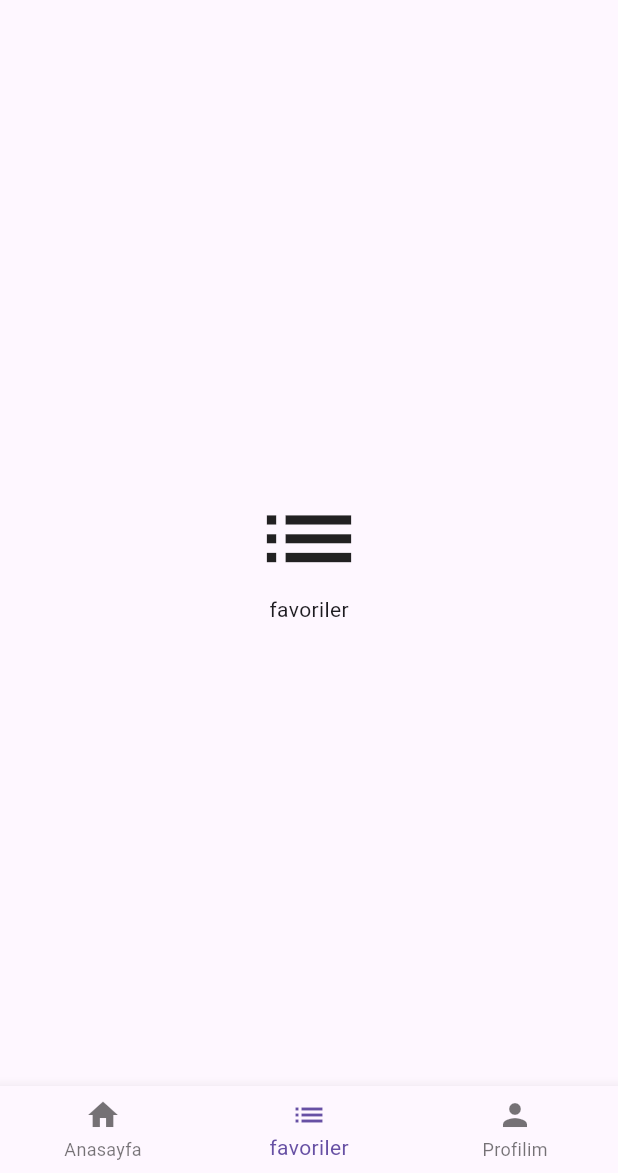
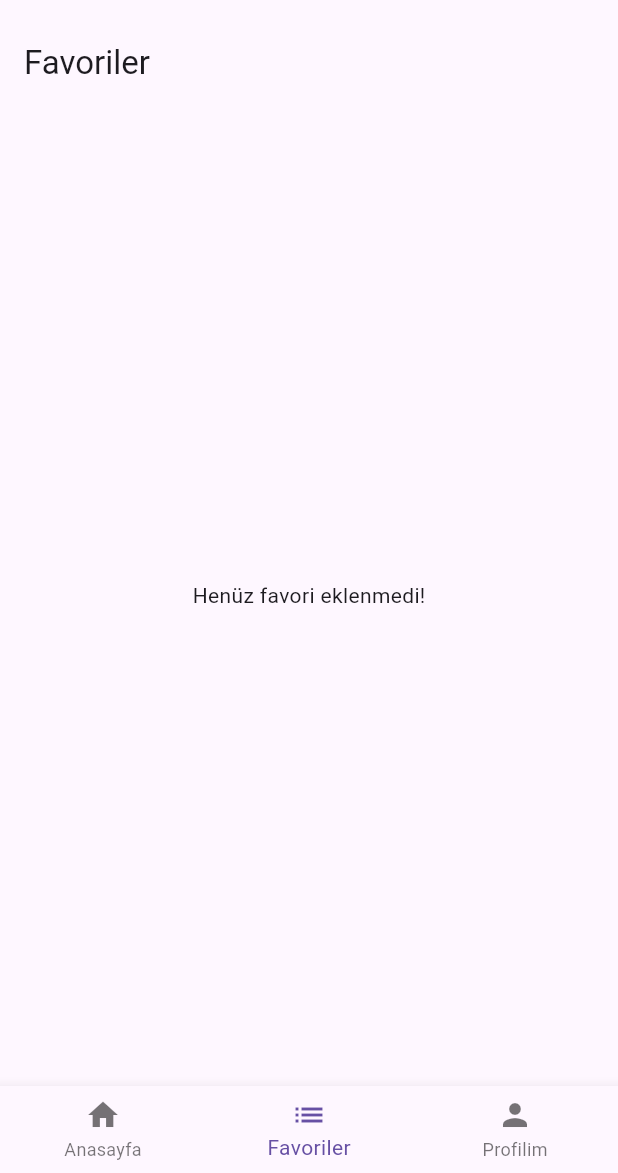
Before and after one commit to aylinyuksel/treasuremap-mobileapp-, a Flutter app: the screen it shows after launch, item 2 of the bottom bar chosen, on a phone screen of 412 x 824 dp, the part 63-1236 px from its top. Run offline on Flutter 3.47's test engine with Material 3 defaults, Android fonts, the phone set to English and light mode, and no system bars; our stand-ins replace geolocator, google_maps_flutter.

Commit message:
favoriler kismi eklendi

```diff
--- a/treasuremap/lib/IlceTarihiMekanlar.dart
+++ b/treasuremap/lib/IlceTarihiMekanlar.dart
@@ -1,5 +1,6 @@
 import 'package:flutter/material.dart';
-import 'TarihiMekanDetay.dart'; // Detay sayfasının dosya yolu
+import 'TarihiMekanDetay.dart';
+// Detay sayfasının dosya yolu
 
 class IlceTarihiMekanlar extends StatelessWidget {
   final String ilceAdi; // İlçe adı
--- a/treasuremap/lib/anasayfa.dart
+++ b/treasuremap/lib/anasayfa.dart
@@ -2,7 +2,7 @@ import 'dart:io';
 
 import 'package:flutter/material.dart';
 import 'sayfalar/ana.dart';
-import 'sayfalar/listeler.dart';
+import 'sayfalar/favoriler.dart';
 import 'sayfalar/profilim.dart';
 
 class Anasayfa extends StatefulWidget {
@@ -12,15 +12,11 @@ class Anasayfa extends StatefulWidget {
 
 class _AnasayfaState extends State<Anasayfa> {
   int aktifSayfa = 0;
-
-  gecerliSayfa(int sayfa) {
-    if (sayfa == 0) {
-      return Ana();
-    } else if (sayfa == 1) {
-      return Listeler();
-    } else if (sayfa == 2) {
-      return Profilim();
-    }
+   late List<Widget> sayfalar;
+ @override
+  void initState() {
+    super.initState();
+    sayfalar = [Ana(), FavorilerSayfasi(), Profilim()];
   }
 
   @override
@@ -30,8 +26,11 @@ class _AnasayfaState extends State<Anasayfa> {
         centerTitle: true,
         title: Text("TreasureMap"),
       ),
-      body: gecerliSayfa(aktifSayfa),
-      bottomNavigationBar: new BottomNavigationBar(
+      body: IndexedStack(
+        index: aktifSayfa,
+        children: sayfalar,
+      ),
+      bottomNavigationBar: BottomNavigationBar(
         type: BottomNavigationBarType.fixed,
         currentIndex: aktifSayfa,
         items: [
@@ -41,7 +40,7 @@ class _AnasayfaState extends State<Anasayfa> {
           ),
           BottomNavigationBarItem(
             icon: Icon(Icons.list),
-            label: 'favoriler',
+            label: 'Favoriler',
           ),
           BottomNavigationBarItem(
             icon: Icon(Icons.person),
@@ -87,14 +86,7 @@ class _AnasayfaState extends State<Anasayfa> {
                 Navigator.pushNamed(context, "/hakkimizda");
               },
             ),
-            ListTile(
-              leading: Icon(Icons.assignment),
-              title: Text('favoriledigim yerler'),
-              trailing: Icon(Icons.arrow_right),
-              onTap: () {
-                Navigator.pushNamed(context, "/nedir");
-              },
-            ),
+
             ListTile(
               leading: Icon(Icons.settings),
               title: Text('Ayarlar'),
--- /dev/null
+++ b/treasuremap/lib/providers/favoriler_provider.dart
@@ -0,0 +1,16 @@
+import 'package:flutter/material.dart';
+
+class FavorilerProvider with ChangeNotifier {
+  List<String> _favoriMekanlar = [];
+
+  List<String> get favoriMekanlar => _favoriMekanlar;
+
+  void favoriEkleCikar(String mekanAdi) {
+    if (_favoriMekanlar.contains(mekanAdi)) {
+      _favoriMekanlar.remove(mekanAdi);
+    } else {
+      _favoriMekanlar.add(mekanAdi);
+    }
+    notifyListeners(); // Değişiklikleri bildir
+  }
+}
--- a/treasuremap/lib/sayfalar/ana.dart
+++ b/treasuremap/lib/sayfalar/ana.dart
@@ -8,7 +8,7 @@ class Ana extends StatefulWidget {
   _AnaState createState() => _AnaState();
 }
 
-class _AnaState extends State<Ana> {
+class _AnaState extends State<Ana>   {
   final Completer<GoogleMapController> _controller = Completer();
   LatLng? _currentPosition; // Kullanıcının gerçek konumu
   final Set<Marker> _markers = {}; // İşaretçiler
@@ -130,6 +130,7 @@ class _AnaState extends State<Ana> {
 
   @override
   Widget build(BuildContext context) {
+
     return Scaffold(
       appBar: AppBar(
         title: const Text('Theme Style Google Map'),
@@ -205,4 +206,6 @@ class _AnaState extends State<Ana> {
             ),
     );
   }
+
+
 }
--- /dev/null
+++ b/treasuremap/lib/sayfalar/favoriler.dart
@@ -0,0 +1,50 @@
+import 'package:flutter/material.dart';
+import 'package:provider/provider.dart';
+import '../providers/favoriler_provider.dart';
+import '../TarihiMekanDetay.dart';
+
+class FavorilerSayfasi extends StatelessWidget {
+  const FavorilerSayfasi({super.key});
+
+  @override
+  Widget build(BuildContext context) {
+    final favorilerProvider = Provider.of<FavorilerProvider>(context);
+    final favoriMekanlar = favorilerProvider.favoriMekanlar;
+
+    return Scaffold(
+      appBar: AppBar(title: Text("Favoriler")),
+      body: favoriMekanlar.isEmpty
+          ? Center(child: Text("Henüz favori eklenmedi!"))
+          : ListView.builder(
+              itemCount: favoriMekanlar.length,
+              itemBuilder: (context, index) {
+                String mekanAdi = favoriMekanlar[index];
+
+                return Card(
+                  elevation: 5.0,
+                  child: ListTile(
+                    leading: Icon(
+                      Icons.favorite, // 📌 Favori mekanlar her zaman kırmızı kalacak
+                      color: Colors.red,
+                    ),
+                    title: Text(mekanAdi),
+                    trailing: IconButton(
+                      icon: Icon(Icons.delete, color: Colors.red),
+                      onPressed: () {
+                        favorilerProvider.favoriEkleCikar(mekanAdi);
+                      },
+                    ),
+                    onTap: () {
+                      Navigator.of(context).push(
+                        MaterialPageRoute(
+                          builder: (context) => TarihiMekanDetay(mekanAdi: mekanAdi),
+                        ),
+                      );
+                    },
+                  ),
+                );
+              },
+            ),
+    );
+  }
+}
--- a/treasuremap/lib/sayfalar/listeler.dart
+++ /dev/null
@@ -1,17 +0,0 @@
-import 'package:flutter/material.dart';
-
-class Listeler extends StatelessWidget{
-  @override
-  Widget build(BuildContext context) {
-    return Center(
-      child: Column(
-        mainAxisAlignment: MainAxisAlignment.center,
-        children: <Widget>[
-          Icon(Icons.list,size: 75),
-          Text("favoriler"),
-        ],
-      ),
-    );
-  }
-
-}
--- a/treasuremap/pubspec.yaml
+++ b/treasuremap/pubspec.yaml
@@ -39,6 +39,7 @@ dependencies:
   geolocator: ^13.0.2
   http: ^1.3.0
   url_launcher: ^6.3.1
+  provider: ^6.1.2
 
 
 dev_dependencies:
@@ -69,6 +70,10 @@ flutter:
       - assets/images/aya_yorgi_kilisesi.jpg
       - assets/images/heybeliada_ruhban_okulu.jpg
       - assets/images/kinaliada_camii.jpg
+      - i_theme/dark_theme.json
+      - i_theme/standart_theme.json
+      - i_theme/retro_theme.json
+      - i_theme/aubergine_theme.json
   #   - images/a_dot_ham.jpeg
 
   # An image asset can refer to one or more resolution-specific "variants", see
```
Also changed, not shown: treasuremap/lib/TarihiMekanDetay.dart (+23 -1 lines), treasuremap/lib/main.dart (+11 -4 lines), treasuremap/lib/nedir.dart (deleted, +0 -23 lines), treasuremap/pubspec.lock, 1 other file.
